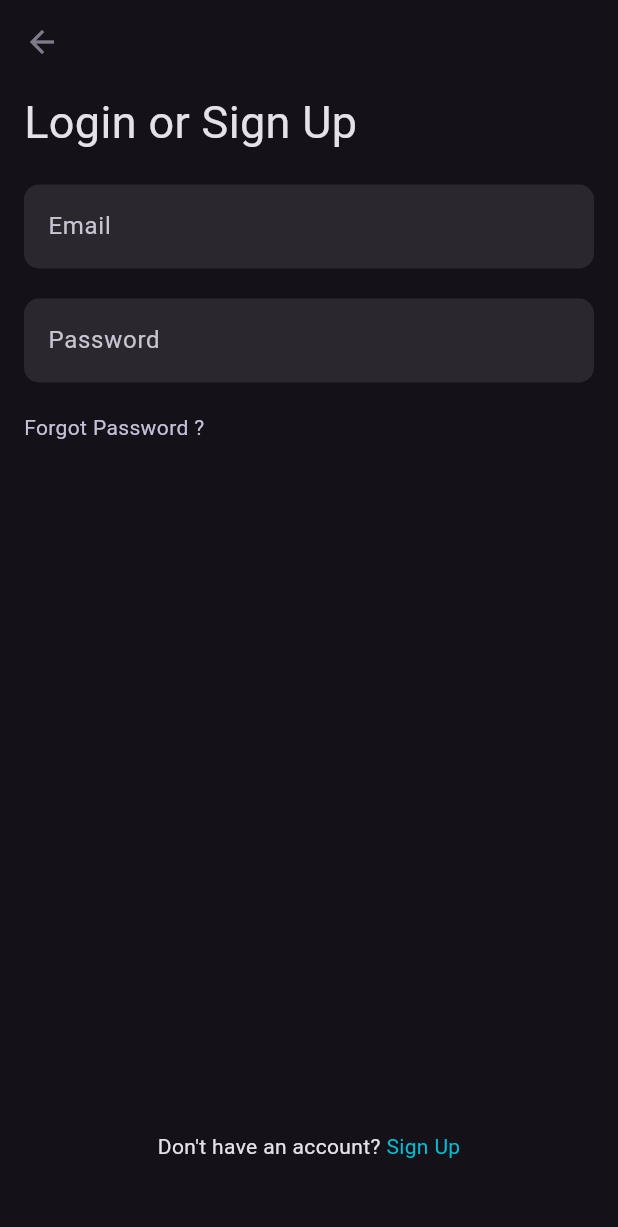
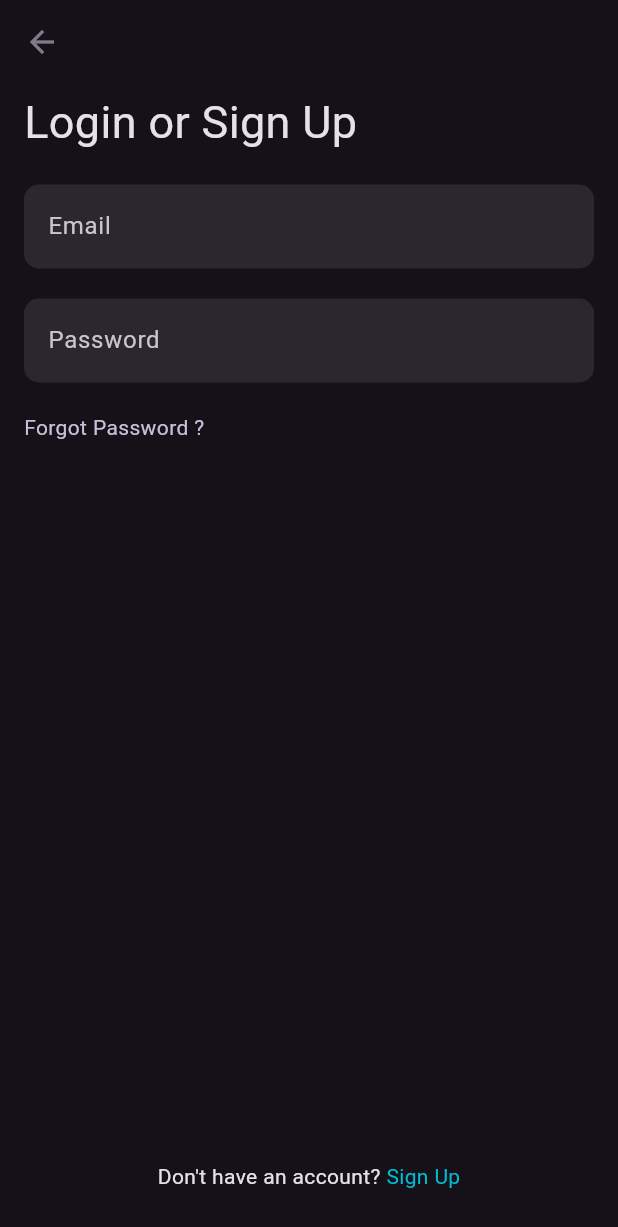
Before and after one commit to priya31-prog/flutter_practice, a Flutter app: the LoginScreen screen opened by its route, on a phone screen of 412 x 824 dp. Shown: the top 1227 px of the screen. Run offline on Flutter 3.47's test engine with Material 3 defaults, Android fonts, the phone set to English and light mode, and no system bars; our stand-ins replace flutter_riverpod, get_it, shared_preferences; accounts and stored records are empty; network calls fail.

Commit message:
bottom padding

```diff
--- a/basic_ecommerce_app/lib/screens/login_screen.dart
+++ b/basic_ecommerce_app/lib/screens/login_screen.dart
@@ -126,7 +126,7 @@ class _LoginScreenState extends ConsumerState<LoginScreen> {
       ),
 
       bottomNavigationBar: Padding(
-        padding: const EdgeInsets.all(50.0),
+        padding: const EdgeInsets.only(bottom: 30),
         child: Row(
           mainAxisSize: MainAxisSize.min,
           mainAxisAlignment: MainAxisAlignment.center,
```
